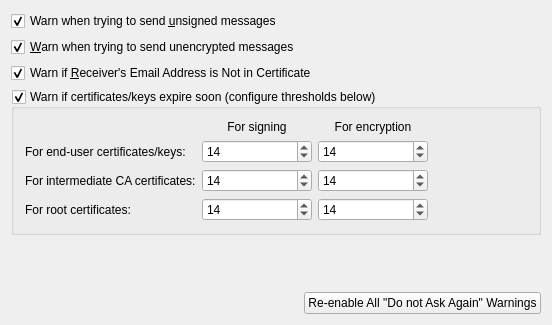
chusopr/kdepim-ktimetracker-akonadi, file kmail/ui/warningconfiguration.ui: the form before one commit.
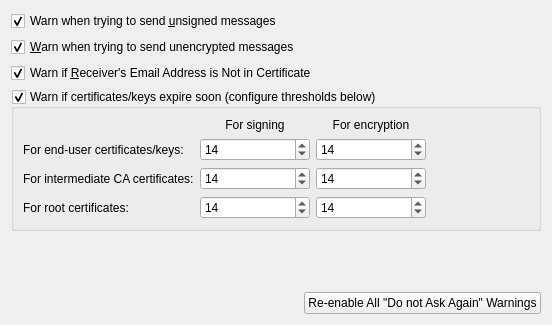
The form after the commit.

What changed in the file:
```diff
--- a/kmail/ui/warningconfiguration.ui
+++ b/kmail/ui/warningconfiguration.ui
@@ -412,8 +412,6 @@
    </item>
   </layout>
  </widget>
- <layoutdefault spacing="6" margin="11" />
- <pixmapfunction>qPixmapFromMimeSource</pixmapfunction>
  <tabstops>
   <tabstop>mWarnUnsigned</tabstop>
   <tabstop>warnUnencryptedCB</tabstop>
```
